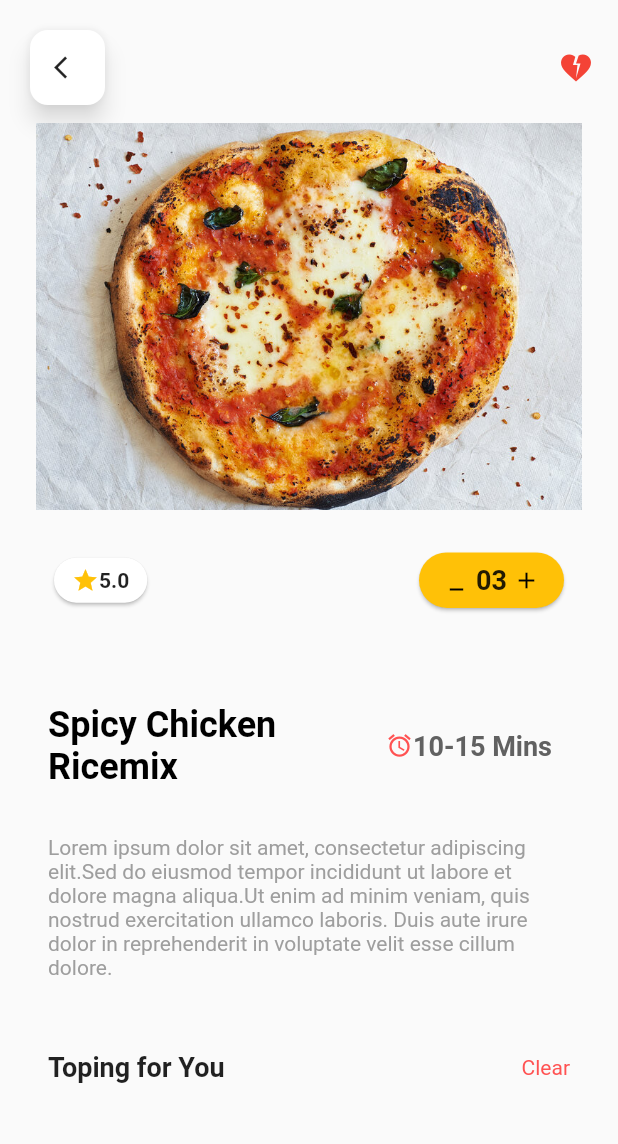
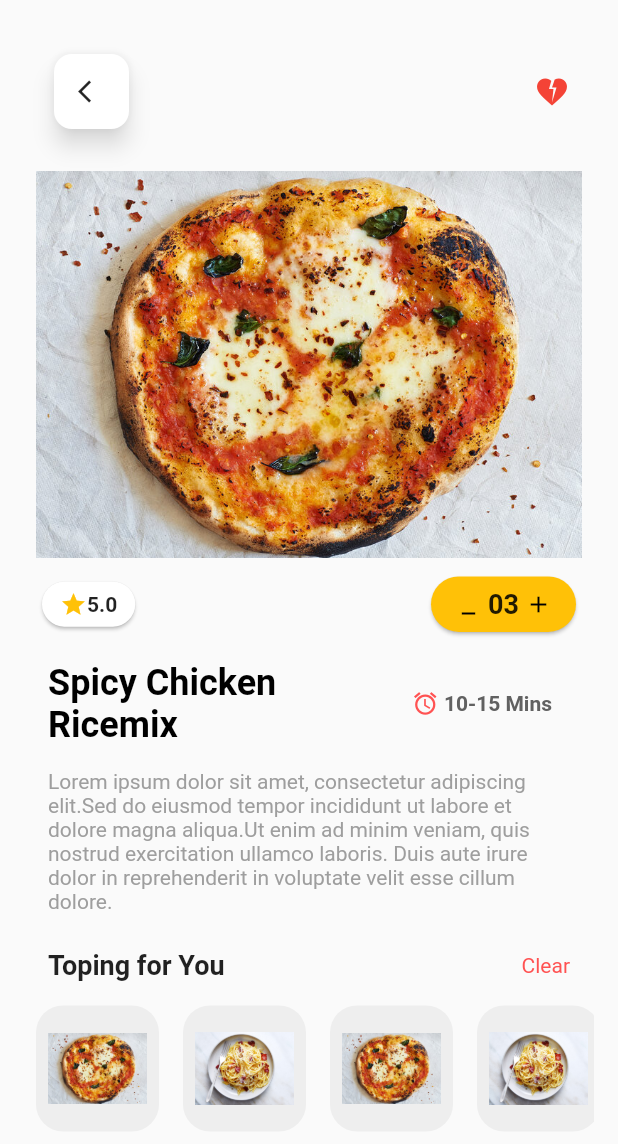
Before and after one commit to aarafrao22/Ecom, a Flutter app: the FoodDetailActivity screen opened directly, on a phone screen of 412 x 824 dp. Shown: the top 1144 px of the screen. Run offline on Flutter 3.47's test engine with Material 2 defaults, Android fonts, the light colour scheme and no system bars.

Commit message:
Initial Commit

```diff
--- a/lib/FoodDetailActivity.dart
+++ b/lib/FoodDetailActivity.dart
@@ -1,5 +1,7 @@
 import 'package:flutter/material.dart';
 import 'package:flutter_commerce/main.dart';
+
+import 'FoodModel.dart';
 
 class FoodDetailActivity extends StatefulWidget {
   const FoodDetailActivity({super.key});
@@ -9,6 +11,44 @@ class FoodDetailActivity extends StatefulWidget {
 }
 
 class _FoodDetailActivityState extends State<FoodDetailActivity> {
+  final List<FoodModel> foods = [
+    FoodModel(
+        name: "Grilled Skewers",
+        subname: "Spicy Mutton",
+        price: "36.00",
+        imageUrl: "res/img.png"),
+    FoodModel(
+        name: "Thai Spagetti",
+        subname: "Spicy Mutton",
+        price: "36.00",
+        imageUrl: "res/img_1.png"),
+    FoodModel(
+        name: "Grilled Skewers",
+        subname: "Spicy Mutton",
+        price: "36.00",
+        imageUrl: "res/img.png"),
+    FoodModel(
+        name: "Thai Spagetti",
+        subname: "Spicy Mutton",
+        price: "36.00",
+        imageUrl: "res/img_1.png"),
+    FoodModel(
+        name: "Grilled Skewers",
+        subname: "Spicy Mutton",
+        price: "36.00",
+        imageUrl: "res/img.png"),
+    FoodModel(
+        name: "Thai Spagetti",
+        subname: "Spicy Mutton",
+        price: "36.00",
+        imageUrl: "res/img_1.png"),
+    FoodModel(
+        name: "Grilled Skewers",
+        subname: "Spicy Mutton",
+        price: "36.00",
+        imageUrl: "res/img.png"),
+  ];
+
   @override
   Widget build(BuildContext context) {
     return Scaffold(
@@ -21,7 +61,10 @@ class _FoodDetailActivityState extends State<FoodDetailActivity> {
             const Align(
               alignment: Alignment.topCenter,
             ),
-            Row(
+            Container(
+              margin: const EdgeInsets.all(8.0),
+              padding: const EdgeInsets.all(8),
+              child: Row(
                 mainAxisAlignment: MainAxisAlignment.spaceBetween,
                 children: [
                   Card(
@@ -36,6 +79,7 @@ class _FoodDetailActivityState extends State<FoodDetailActivity> {
                       },
                       child: Padding(
                         padding: const EdgeInsets.all(16.0),
+                        child: Container(
                           child: Row(
                             mainAxisSize: MainAxisSize.min,
                             children: [
@@ -59,11 +103,13 @@ class _FoodDetailActivityState extends State<FoodDetailActivity> {
                         ),
                       ),
                     ),
+                  ),
                   const Icon(
                     Icons.heart_broken,
                     color: Colors.red,
                   )
                 ],
+              ),
             ),
             Container(
               // margin: const EdgeInsets.all(8.0),
@@ -73,8 +119,7 @@ class _FoodDetailActivityState extends State<FoodDetailActivity> {
               ),
             ),
             Container(
-              margin: const EdgeInsets.all(8.0),
-              padding: const EdgeInsets.all(8),
+              padding: const EdgeInsets.fromLTRB(8, 0, 8, 0),
               child: Row(
                 mainAxisAlignment: MainAxisAlignment.spaceBetween,
                 children: [
@@ -151,12 +196,9 @@ class _FoodDetailActivityState extends State<FoodDetailActivity> {
                     ],
                   ),
                 ),
-            const SizedBox(
-              height: 28,
-            ),
             Container(
-              margin: const EdgeInsets.all(8.0),
-              padding: const EdgeInsets.all(8),
+              margin: const EdgeInsets.fromLTRB(8, 16, 8, 0),
+              padding: const EdgeInsets.fromLTRB(8, 0, 8, 0),
               child: Row(
                 mainAxisAlignment: MainAxisAlignment.spaceBetween,
                 children: [
@@ -179,9 +221,9 @@ class _FoodDetailActivityState extends State<FoodDetailActivity> {
                                   size: 18.0,
                                 ),
                                 Text(
-                              "10-15 Mins",
+                                  " 10-15 Mins",
                               style: TextStyle(
-                                  fontSize: 18,
+                                  fontSize: 14,
                                   fontWeight: FontWeight.bold,
                                   color: Colors.grey.shade700),
                             )
@@ -196,32 +238,57 @@ class _FoodDetailActivityState extends State<FoodDetailActivity> {
                 Container(
                   margin: const EdgeInsets.all(8.0),
                   padding: const EdgeInsets.all(8),
-              child: Text(
+                  child: const Text(
                 "Lorem ipsum dolor sit amet, consectetur adipiscing elit.Sed do eiusmod tempor incididunt ut labore et dolore magna aliqua.Ut enim ad minim veniam, quis nostrud exercitation ullamco laboris. Duis aute irure dolor in reprehenderit in voluptate velit esse cillum dolore.",
                 style: TextStyle(color: Colors.grey),
               ),
                 ),
             Container(
-              height: 16,
-            ),
-            Container(
                   margin: const EdgeInsets.all(8.0),
-              padding: const EdgeInsets.all(8),
+              padding: const EdgeInsets.fromLTRB(8, 0, 8, 0),
               child: Row(
                 mainAxisAlignment: MainAxisAlignment.spaceBetween,
-                children: const [
-                  Text(
+                children: [
+                  const Text(
                     "Toping for You",
                     style: TextStyle(fontSize: 18, fontWeight: FontWeight.bold),
                   ),
-                  Text(
+                  const Text(
                     "Clear",
                     style: TextStyle(
                         fontSize: 14,
                         fontWeight: FontWeight.normal,
                         color: Colors.redAccent),
-                  )
+                  ),
                 ],
+              ),
+            ),
+            SizedBox(
+              height: 100,
+              child: ListView.builder(
+                scrollDirection: Axis.horizontal,
+                itemCount: foods.length,
+                itemBuilder: (context, index) {
+                  return Container(
+                    margin: const EdgeInsets.all(8.0),
+                    padding: const EdgeInsets.all(8),
+                    decoration: BoxDecoration(
+                        color: Colors.grey.shade200,
+                        borderRadius: BorderRadius.circular(18)),
+                    child: Row(
+                      mainAxisSize: MainAxisSize.min,
+                      mainAxisAlignment: MainAxisAlignment.start,
+                      crossAxisAlignment: CrossAxisAlignment.center,
+                      children: [
+                        Image.asset(
+                          foods[index].imageUrl,
+                          height: 66,
+                          width: 66,
+                        ),
+                      ],
+                    ),
+                  );
+                },
               ),
             ),
           ],
```
Lines whose indentation alone changed are shown as unchanged.
